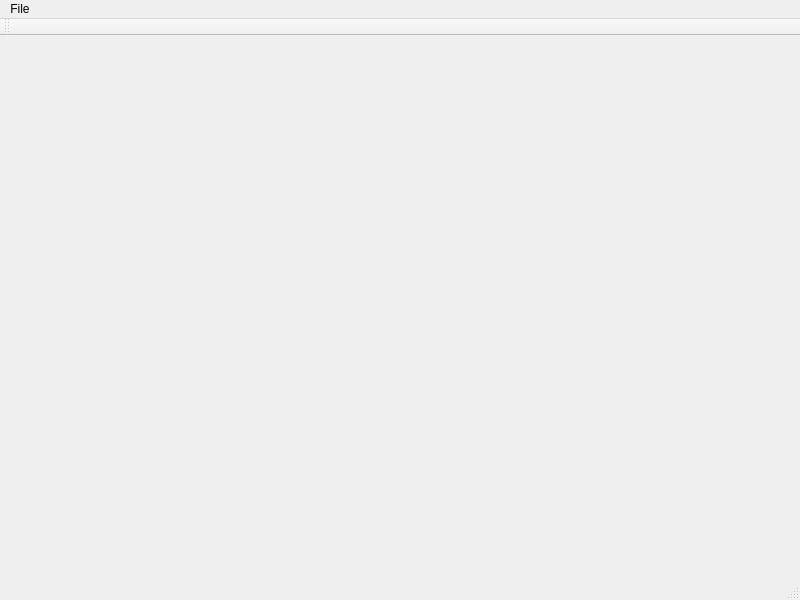
First picture: the form in ui/MainWindow.ui, repository daniel70/index-inspector, before the edit.
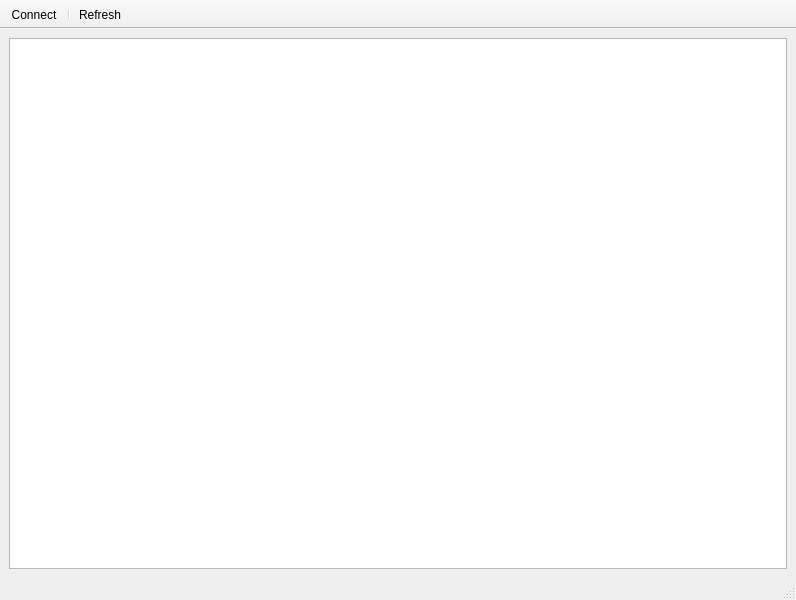
Second picture: the form after the edit. Icons and pictures are not drawn.

The edit to the form file:
```diff
--- a/ui/MainWindow.ui
+++ b/ui/MainWindow.ui
@@ -6,7 +6,7 @@
    <rect>
     <x>0</x>
     <y>0</y>
-    <width>800</width>
+    <width>796</width>
     <height>600</height>
    </rect>
   </property>
@@ -21,37 +21,29 @@
     <string notr="true">background-image:url(\&quot;art\\index-inspector-logo.png\&quot;); background-position: center; background-repeat: no-repeat
 </string>
    </property>
-  </widget>
-  <widget class="QMenuBar" name="menubar">
-   <property name="geometry">
-    <rect>
-     <x>0</x>
-     <y>0</y>
-     <width>800</width>
-     <height>22</height>
-    </rect>
-   </property>
-   <widget class="QMenu" name="menuConnexct">
-    <property name="title">
-     <string>File</string>
-    </property>
-    <addaction name="actionConnect"/>
-    <addaction name="separator"/>
-    <addaction name="actionExit"/>
-   </widget>
-   <addaction name="menuConnexct"/>
+   <layout class="QVBoxLayout" name="verticalLayout">
+    <item>
+     <widget class="QTableView" name="tableView"/>
+    </item>
+   </layout>
   </widget>
   <widget class="QStatusBar" name="statusbar"/>
   <widget class="QToolBar" name="toolBar">
    <property name="windowTitle">
     <string>toolBar</string>
    </property>
+   <property name="movable">
+    <bool>false</bool>
+   </property>
    <attribute name="toolBarArea">
     <enum>TopToolBarArea</enum>
    </attribute>
    <attribute name="toolBarBreak">
     <bool>false</bool>
    </attribute>
+   <addaction name="actionConnect"/>
+   <addaction name="separator"/>
+   <addaction name="actionRefresh"/>
   </widget>
   <action name="actionConnect">
    <property name="text">
@@ -63,6 +55,18 @@
     <string>Exit</string>
    </property>
   </action>
+  <action name="actionRefresh">
+   <property name="icon">
+    <iconset resource="../resources.qrc">
+     <normaloff>:/toolbar/art/feather/refresh-cw.svg</normaloff>:/toolbar/art/feather/refresh-cw.svg</iconset>
+   </property>
+   <property name="text">
+    <string>Refresh</string>
+   </property>
+   <property name="toolTip">
+    <string>Reload data</string>
+   </property>
+  </action>
  </widget>
  <resources/>
  <connections/>
```
Left out of the diff: 18 changed lines with no effect on the pictures.
